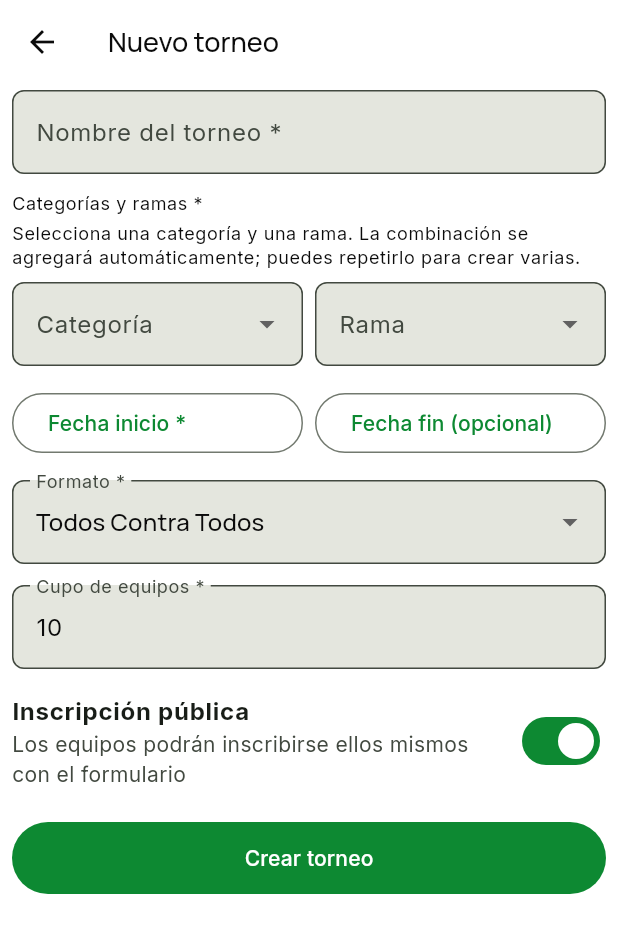
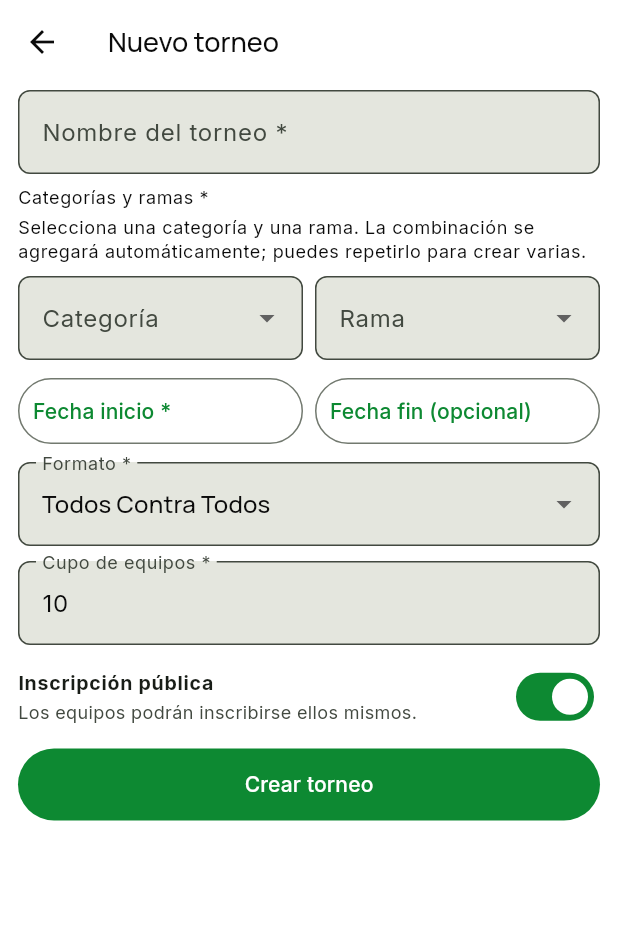
Before and after one commit to tatiana1104/handplay_demo, a Flutter app: the CreateTournamentScreen screen opened directly with empty values, on a phone screen of 412 x 824 dp. Shown: the top 933 px of the screen. Run offline on Flutter 3.47's test engine with Material 3 defaults, Android fonts, the phone set to English and light mode, and no system bars; our stand-ins replace cloud_firestore, dartz, equatable, firebase_auth, firebase_core, flutter_bloc and 4 more; accounts and stored records are empty; statements that could not run were skipped.

Commit message:
Fix tournament detail overflow and compact creation form

```diff
--- a/lib/features/tournaments/presentation/screens/create_tournament_screen.dart
+++ b/lib/features/tournaments/presentation/screens/create_tournament_screen.dart
@@ -112,10 +112,10 @@ class _CreateTournamentScreenState extends State<CreateTournamentScreen> {
       body: Form(
         key: _formKey,
         child: ListView(
-          padding: const EdgeInsets.fromLTRB(8, 4, 8, 28),
+          padding: const EdgeInsets.fromLTRB(12, 4, 12, 16),
           children: [
             TextFormField(controller: _nameController, decoration: const InputDecoration(labelText: 'Nombre del torneo *', hintText: 'Interclubes 2026'), validator: (v) => v == null || v.trim().isEmpty ? 'Escribe un nombre' : null),
-            const SizedBox(height: 12),
+            const SizedBox(height: 8),
             Text('Categorías y ramas *', style: theme.textTheme.bodySmall),
             const SizedBox(height: 4),
             Text(
@@ -167,15 +167,23 @@ class _CreateTournamentScreenState extends State<CreateTournamentScreen> {
                     .toList(),
               ),
             ],
-            const SizedBox(height: 14),
+            const SizedBox(height: 10),
             Row(children: [Expanded(child: _DateButton(label: 'Fecha inicio *', value: _startDate, onPressed: () => _pickDate(start: true))), const SizedBox(width: 8), Expanded(child: _DateButton(label: 'Fecha fin (opcional)', value: _endDate, onPressed: () => _pickDate(start: false)))]),
-            const SizedBox(height: 14),
+            const SizedBox(height: 10),
             DropdownButtonFormField<String>(value: _format, decoration: const InputDecoration(labelText: 'Formato *'), items: TournamentConstants.formats.map((value) => DropdownMenuItem(value: value, child: Text(titleCase(value)))).toList(), onChanged: (value) => setState(() => _format = value!)),
-            const SizedBox(height: 14),
+            const SizedBox(height: 10),
             TextFormField(controller: _teamLimitController, keyboardType: TextInputType.number, decoration: const InputDecoration(labelText: 'Cupo de equipos *'), validator: (v) => int.tryParse(v ?? '') == null || int.parse(v!) <= 0 ? 'Indica un cupo válido' : null),
             const SizedBox(height: 8),
-            SwitchListTile.adaptive(value: _publicRegistration, onChanged: (v) => setState(() => _publicRegistration = v), title: const Text('Inscripción pública', style: TextStyle(fontWeight: FontWeight.bold)), subtitle: const Text('Los equipos podrán inscribirse ellos mismos con el formulario'), contentPadding: EdgeInsets.zero),
-            const SizedBox(height: 14),
+            SwitchListTile.adaptive(
+              dense: true,
+              visualDensity: VisualDensity.compact,
+              value: _publicRegistration,
+              onChanged: (v) => setState(() => _publicRegistration = v),
+              title: const Text('Inscripción pública', style: TextStyle(fontWeight: FontWeight.bold)),
+              subtitle: const Text('Los equipos podrán inscribirse ellos mismos.'),
+              contentPadding: EdgeInsets.zero,
+            ),
+            const SizedBox(height: 8),
             SizedBox(height: 48, child: FilledButton(onPressed: _saving ? null : _submit, child: Text(_saving ? 'Guardando...' : 'Crear torneo'))),
           ],
         ),
@@ -191,5 +199,19 @@ class _DateButton extends StatelessWidget {
   final VoidCallback onPressed;
 
   @override
-  Widget build(BuildContext context) => OutlinedButton(onPressed: onPressed, child: Align(alignment: Alignment.centerLeft, child: Text(value == null ? label : '$label: ${value!.day.toString().padLeft(2, '0')}/${value!.month.toString().padLeft(2, '0')}/${value!.year}')));
+  Widget build(BuildContext context) => OutlinedButton(
+        onPressed: onPressed,
+        style: OutlinedButton.styleFrom(
+          minimumSize: const Size.fromHeight(44),
+          padding: const EdgeInsets.symmetric(horizontal: 10),
+        ),
+        child: Align(
+          alignment: Alignment.centerLeft,
+          child: Text(
+            value == null ? label : '$label: ${value!.day.toString().padLeft(2, '0')}/${value!.month.toString().padLeft(2, '0')}/${value!.year}',
+            maxLines: 2,
+            overflow: TextOverflow.ellipsis,
+          ),
+        ),
+      );
 }
--- a/lib/features/tournaments/presentation/screens/tournament_detail_screen.dart
+++ b/lib/features/tournaments/presentation/screens/tournament_detail_screen.dart
@@ -79,7 +79,19 @@ class _StatCard extends StatelessWidget {
   final String value;
 
   @override
-  Widget build(BuildContext context) => Card(child: Padding(padding: const EdgeInsets.all(12), child: Column(crossAxisAlignment: CrossAxisAlignment.start, children: [Text(label, style: Theme.of(context).textTheme.bodySmall), const SizedBox(height: 3), Text(value, style: Theme.of(context).textTheme.titleLarge)])));
+  Widget build(BuildContext context) => Card(
+        child: Padding(
+          padding: const EdgeInsets.symmetric(horizontal: 12, vertical: 8),
+          child: Row(
+            crossAxisAlignment: CrossAxisAlignment.center,
+            children: [
+              Expanded(child: Text(label, style: Theme.of(context).textTheme.bodySmall)),
+              const SizedBox(width: 8),
+              Text(value, style: Theme.of(context).textTheme.titleLarge),
+            ],
+          ),
+        ),
+      );
 }
 
 class _SectionTitle extends StatelessWidget {
```
